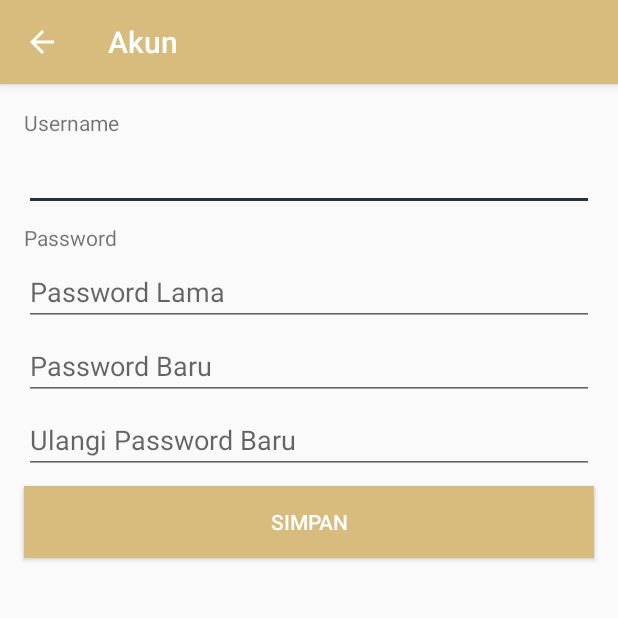
After one commit to adnansurya/android_ictaq, an Android app: the Account screen opened directly, with no data from a screen before it, on a phone screen of 412 x 824 dp, the top half of it. The commit adds this screen. Run offline under Robolectric (Android 15) with nearby library versions, the phone set to English and light mode, and no system bars; network calls fail.

Commit message:
quran and account settings

```diff
--- /dev/null
+++ b/app/src/main/java/elarham/tahfizh/ictaq/Account.java
@@ -0,0 +1,85 @@
+package elarham.tahfizh.ictaq;
+
+import android.content.Intent;
+import android.support.v7.app.ActionBar;
+import android.support.v7.app.AppCompatActivity;
+import android.os.Bundle;
+import android.view.MenuItem;
+import android.view.View;
+import android.widget.Button;
+import android.widget.EditText;
+import android.widget.Toast;
+
+import elarham.tahfizh.ictaq.Global.Hashing;
+import elarham.tahfizh.ictaq.Global.SharedPreferenceManager;
+
+
+public class Account extends AppCompatActivity {
+
+    ActionBar actBar;
+    EditText usernameTxt, oldPasswordTxt, passwordTxt, password2Txt;
+    Button ubahBtn;
+    SharedPreferenceManager sharePrefMan;
+
+    String username, oldPassword, newPassword, newPassword2;
+
+    @Override
+    protected void onCreate(Bundle savedInstanceState) {
+        super.onCreate(savedInstanceState);
+        setContentView(R.layout.activity_account);
+
+        actBar = getSupportActionBar();
+        actBar.setDisplayHomeAsUpEnabled(true);
+        actBar.setTitle(R.string.account);
+
+        usernameTxt = findViewById(R.id.usernameTxt);
+        oldPasswordTxt = findViewById(R.id.oldPasswordTxt);
+        passwordTxt = findViewById(R.id.passwordTxt);
+        password2Txt = findViewById(R.id.password2Txt);
+
+        ubahBtn = findViewById(R.id.ubahBtn);
+
+        sharePrefMan = new SharedPreferenceManager(this);
+        usernameTxt.setText(sharePrefMan.getSpUsername());
+
+        ubahBtn.setOnClickListener(new View.OnClickListener() {
+            @Override
+            public void onClick(View v) {
+
+                username = usernameTxt.getText().toString();
+                oldPassword = oldPasswordTxt.getText().toString();
+                newPassword = passwordTxt.getText().toString();
+                newPassword2 = password2Txt.getText().toString();
+                if(username.equals("") || oldPassword.equals("") || newPassword.equals("") || newPassword2.equals("")){
+                    Toast.makeText(Account.this, getApplicationContext().getString(R.string.datanotcomplete), Toast.LENGTH_LONG).show();
+                }else{
+                    if(sharePrefMan.getSpPassword().equals(new Hashing().md5(oldPassword))){
+                        if(newPassword.equals(newPassword2)){
+                            Toast.makeText(Account.this, getApplicationContext().getString(R.string.editsuccess), Toast.LENGTH_SHORT).show();
+                            Intent ubah = new Intent(Account.this, MainActivity.class);
+                            startActivity(ubah);
+                        }else{
+                            Toast.makeText(Account.this, getApplicationContext().getString(R.string.passwordverificationfail), Toast.LENGTH_SHORT).show();
+                        }
+
+                    }else{
+                        Toast.makeText(Account.this, getApplicationContext().getString(R.string.oldpasswordverificationfail), Toast.LENGTH_SHORT).show();
+                    }
+                }
+
+
+            }
+        });
+
+    }
+    @Override
+    public boolean onOptionsItemSelected(MenuItem item) {
+        switch (item.getItemId()) {
+            case android.R.id.home:
+                onBackPressed();
+                return true;
+            default:
+                return super.onOptionsItemSelected(item);
+        }
+    }
+}
--- a/app/src/main/java/elarham/tahfizh/ictaq/Quran.java
+++ b/app/src/main/java/elarham/tahfizh/ictaq/Quran.java
@@ -172,6 +172,7 @@ public class Quran extends AppCompatActivity {
 
                         arabic = response.getJSONArray("data").getJSONObject(0).getJSONArray("ayahs");
                         indo = response.getJSONArray("data").getJSONObject(1).getJSONArray("ayahs");
+                        english = response.getJSONArray("data").getJSONObject(2).getJSONArray("ayahs");
                     }else if(mode.equals("juz")){
 
                         arabic = response.getJSONObject("data").getJSONArray("ayahs");
@@ -191,6 +192,7 @@ public class Quran extends AppCompatActivity {
                         ayat.setNomorAyat(arabicObj.getString("numberInSurah"));
                         if(mode.equals("surah")){
                             ayat.setIndo(indo.getJSONObject(i).getString("text"));
+                            ayat.setEnglish(english.getJSONObject(i).getString("text"));
                         }
 
                         ayatList.add(ayat);
--- /dev/null
+++ b/app/src/main/res/layout/activity_account.xml
@@ -0,0 +1,105 @@
+<?xml version="1.0" encoding="utf-8"?>
+<LinearLayout xmlns:android="http://schemas.android.com/apk/res/android"
+    xmlns:tools="http://schemas.android.com/tools"
+    android:layout_width="match_parent"
+    android:layout_height="match_parent"
+    tools:context=".ProfileEdit"
+    android:orientation="vertical">
+
+    <ScrollView
+        android:layout_width="match_parent"
+        android:layout_height="wrap_content">
+        <LinearLayout
+            android:layout_width="match_parent"
+            android:layout_height="wrap_content"
+            android:orientation="vertical">
+
+            <TextView
+                android:layout_width="match_parent"
+                android:layout_height="wrap_content"
+                android:layout_marginTop="@dimen/stdMargin2"
+                android:layout_marginStart="@dimen/stdMargin2"
+                android:layout_marginLeft="@dimen/stdMargin2"
+                android:layout_marginEnd="@dimen/stdMargin2"
+                android:layout_marginRight="@dimen/stdMargin2"
+                android:text="@string/username"/>
+            <EditText
+                android:id="@+id/usernameTxt"
+                android:layout_height="wrap_content"
+                android:layout_width="match_parent"
+                android:inputType="textShortMessage"
+                android:layout_marginTop="@dimen/stdMargin0"
+                android:layout_marginStart="@dimen/stdMargin2"
+                android:layout_marginLeft="@dimen/stdMargin2"
+                android:layout_marginEnd="@dimen/stdMargin2"
+                android:layout_marginRight="@dimen/stdMargin2" />
+
+            <TextView
+                android:layout_width="match_parent"
+                android:layout_height="wrap_content"
+                android:layout_marginTop="@dimen/stdMargin1"
+                android:layout_marginStart="@dimen/stdMargin2"
+                android:layout_marginLeft="@dimen/stdMargin2"
+                android:layout_marginEnd="@dimen/stdMargin2"
+                android:layout_marginRight="@dimen/stdMargin2"
+                android:text="@string/password"/>
+
+            <EditText
+                android:id="@+id/oldPasswordTxt"
+                android:layout_height="wrap_content"
+                android:layout_width="match_parent"
+                android:hint="@string/oldpassword"
+                android:inputType="textPassword"
+                android:layout_marginTop="@dimen/stdMargin0"
+                android:layout_marginStart="@dimen/stdMargin2"
+                android:layout_marginLeft="@dimen/stdMargin2"
+                android:layout_marginEnd="@dimen/stdMargin2"
+                android:layout_marginRight="@dimen/stdMargin2" />
+
+
+            <EditText
+                android:id="@+id/passwordTxt"
+                android:layout_height="wrap_content"
+                android:layout_width="match_parent"
+                android:hint="@string/newpassword"
+                android:inputType="textPassword"
+                android:layout_marginTop="@dimen/stdMargin0"
+                android:layout_marginStart="@dimen/stdMargin2"
+                android:layout_marginLeft="@dimen/stdMargin2"
+                android:layout_marginEnd="@dimen/stdMargin2"
+                android:layout_marginRight="@dimen/stdMargin2" />
+
+            <EditText
+                android:id="@+id/password2Txt"
+                android:layout_height="wrap_content"
+                android:layout_width="match_parent"
+                android:hint="@string/repeatnewpassword"
+                android:inputType="textPassword"
+                android:layout_marginTop="@dimen/stdMargin0"
+                android:layout_marginStart="@dimen/stdMargin2"
+                android:layout_marginLeft="@dimen/stdMargin2"
+                android:layout_marginEnd="@dimen/stdMargin2"
+                android:layout_marginRight="@dimen/stdMargin2" />
+
+
+            <Button
+                android:id="@+id/ubahBtn"
+                android:layout_width="match_parent"
+                android:layout_height="wrap_content"
+                android:layout_marginStart="@dimen/stdMargin2"
+                android:layout_marginLeft="@dimen/stdMargin2"
+                android:layout_marginTop="@dimen/stdMargin1"
+                android:layout_marginEnd="@dimen/stdMargin2"
+                android:layout_marginRight="@dimen/stdMargin2"
+                android:layout_marginBottom="@dimen/stdMargin2"
+                android:background="@color/colorPrimary"
+                android:text="@string/save"
+                android:textColor="@color/colorNavigationText"/>
+
+        </LinearLayout>
+    </ScrollView>
+
+
+
+
+</LinearLayout>
--- a/app/src/main/res/layout/single_ayat.xml
+++ b/app/src/main/res/layout/single_ayat.xml
@@ -25,7 +25,7 @@
 
 
     <TextView
-        android:id="@+id/indoTxt"
+        android:id="@+id/translateTxt"
         android:layout_width="match_parent"
         android:layout_height="wrap_content"
         android:text="@string/lafaz"
--- a/app/src/main/res/values/strings.xml
+++ b/app/src/main/res/values/strings.xml
@@ -19,11 +19,15 @@
     <string name="username">Username</string>
     <string name="password">Password</string>
     <string name="repeatpassword">Ulangi Password</string>
+    <string name="oldpassword">Password Lama</string>
+    <string name="newpassword">Password Baru</string>
+    <string name="repeatnewpassword">Ulangi Password Baru</string>
     <string name="fullname">Nama Lengkap</string>
     <string name="email">Email</string>
     <string name="backquit">Tekan sekali lagi untuk keluar</string>
     <string name="edit">Ubah</string>
     <string name="editsuccess">Data berhasil diubah!</string>
+    <string name="save">Simpan</string>
 
     <string name="address">Alamat</string>
     <string name="birthdate">Tanggal Lahir</string>
@@ -39,6 +43,7 @@
     <string name="close">Tutup</string>
     <string name="datanotcomplete">Data tidak lengkap! </string>
     <string name="passwordverificationfail">Verifikasi Password Gagal!</string>
+    <string name="oldpasswordverificationfail">Verifikasi Password Lama Gagal!</string>
     <string name="loginfail">Login Gagal!</string>
     <string name="loginok">Login Berhasil!</string>
 
@@ -88,11 +93,13 @@
     <string name="translationsummary">Tampilkan terjemahan ayat</string>
     <string name="translationlang">Bahasa Terjemahan</string>
     <string name="translationlangkey">SP_setTranslationLanguage</string>
-    <string name="translationlangsummary">Pilih bahasa terjemahan yang ditampilkan</string>
+    <string name="translationlangsummary">Pilih bahasa terjemahan ayat yang ditampilkan</string>
     <string name="english">English</string>
     <string name="bahasa">Bahasa Indonesia</string>
 
-
+    <string name="accountsettings">Pengaturan Akun</string>
+    <string name="accountsettingskey">SP_setAccount</string>
+    <string name="accountsettingsummary">Sesuaikan username dan password akun anda</string>
 
     <string name="urlsurahlist">https://api.banghasan.com/quran/format/json/surat</string>
     <string name="urlquran">http://api.alquran.cloud/v1</string>
```
Also changed, not shown: app/src/main/AndroidManifest.xml (+7 -7 lines), app/src/main/java/elarham/tahfizh/ictaq/ProfileEdit.java (+4 -11 lines), app/src/main/java/elarham/tahfizh/ictaq/QuranAdapter.java (+15 -7 lines), app/src/main/java/elarham/tahfizh/ictaq/SettingsActivity.java (+23 -0 lines), app/src/main/res/layout/activity_profile_edit.xml (+1 -37 lines), app/src/main/res/xml/settings.xml (+8 -3 lines).
